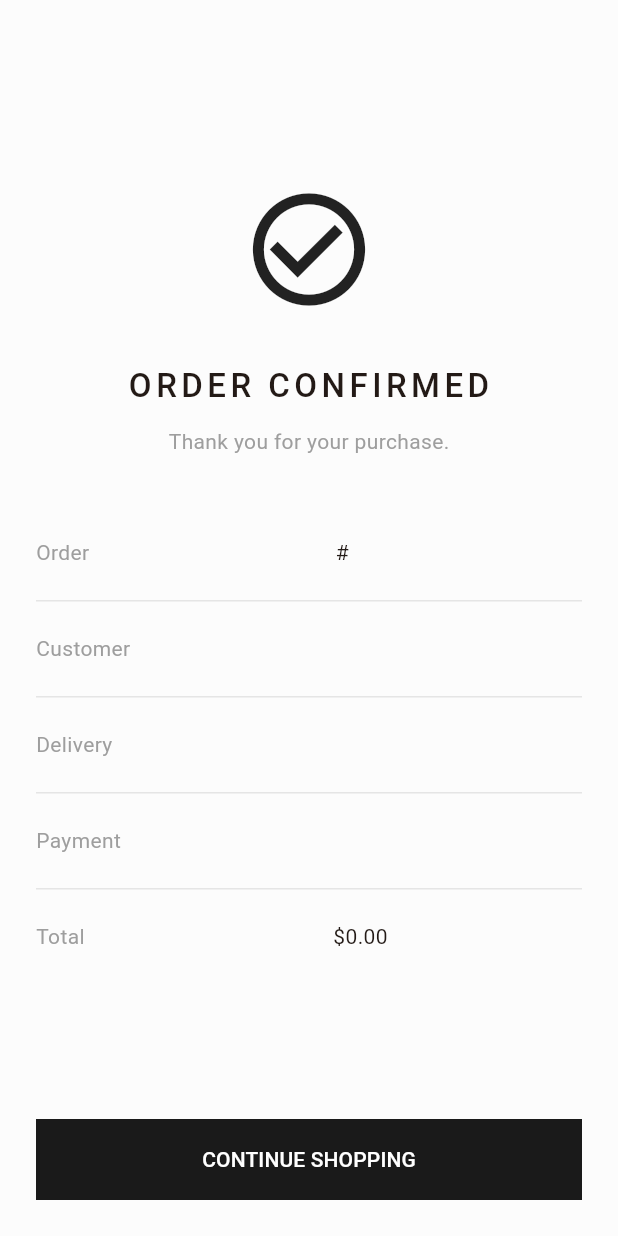
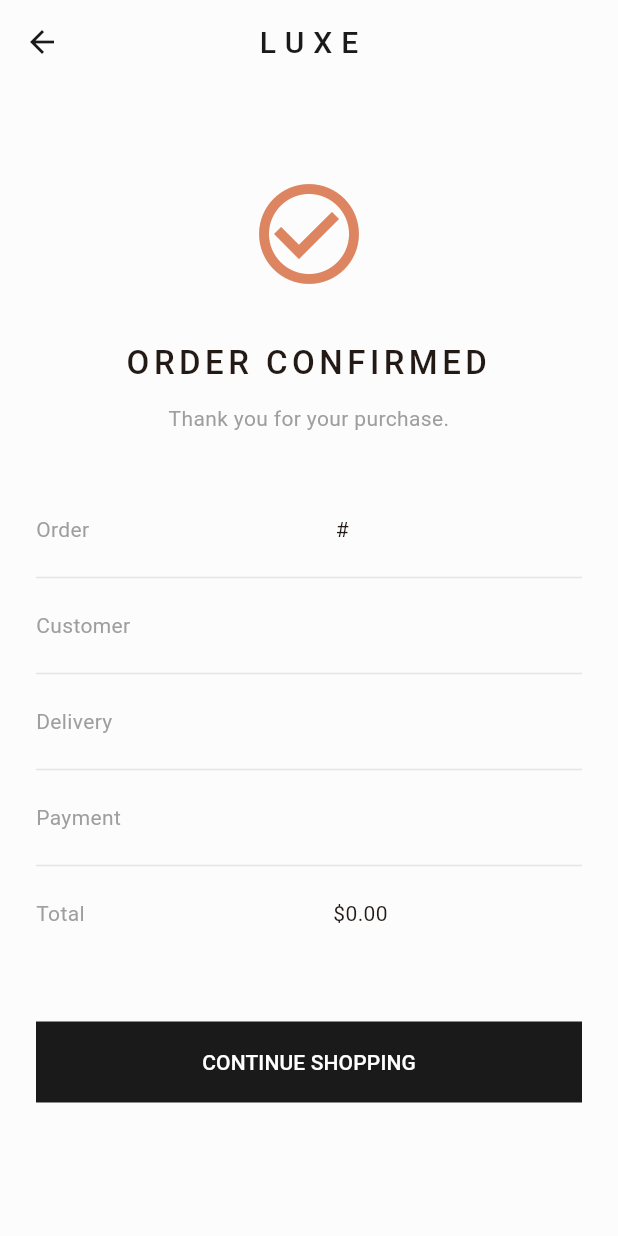
Before and after one commit to KuatBakyt/Fashion-Luxe, a Flutter app: the OrderSuccessView screen opened directly with empty values, on a phone screen of 412 x 824 dp. Run offline on Flutter 3.47's test engine with Material 3 defaults, Android fonts, the phone set to English and light mode, and no system bars; our stand-ins replace dio, go_router; network calls fail.

Commit message:
Style checkout steps and order confirmation

```diff
--- a/lib/features/checkout/order_success_view.dart
+++ b/lib/features/checkout/order_success_view.dart
@@ -2,6 +2,7 @@ import 'package:flutter/material.dart';
 import 'package:go_router/go_router.dart';
 
 import '../../data/models/order.dart';
+import 'checkout_ui.dart';
 
 class OrderSuccessView extends StatelessWidget {
   final Order order;
@@ -14,22 +15,24 @@ class OrderSuccessView extends StatelessWidget {
   @override
   Widget build(BuildContext context) {
     return Scaffold(
+      appBar: AppBar(title: const Text('LUXE', style: TextStyle(letterSpacing: 6))),
       body: SafeArea(
-        child: Padding(
+        child: ListView(
           padding: const EdgeInsets.all(24),
-          child: Column(
-            children: [
-              const Spacer(),
+          children: [
+              const SizedBox(height: 36),
 
               const Icon(
                 Icons.check_circle_outline,
-                size: 90,
+                size: 80,
+                color: checkoutAccent,
               ),
 
               const SizedBox(height: 30),
 
               const Text(
                 'ORDER CONFIRMED',
+                textAlign: TextAlign.center,
                 style: TextStyle(
                   fontSize: 22,
                   letterSpacing: 3,
@@ -41,6 +44,7 @@ class OrderSuccessView extends StatelessWidget {
 
               const Text(
                 'Thank you for your purchase.',
+                textAlign: TextAlign.center,
                 style: TextStyle(
                   color: Colors.grey,
                 ),
@@ -82,7 +86,7 @@ class OrderSuccessView extends StatelessWidget {
                     '\$${order.totalPrice.toStringAsFixed(2)}',
               ),
 
-              const Spacer(),
+              const SizedBox(height: 48),
 
               SizedBox(
                 width: double.infinity,
@@ -97,7 +101,6 @@ class OrderSuccessView extends StatelessWidget {
                 ),
               ),
             ],
-          ),
         ),
       ),
     );
```
Also changed, not shown: lib/features/checkout/checkout_ui.dart (added, +68 -0 lines), lib/features/checkout/checkout_view.dart (+10 -10 lines), lib/features/checkout/payment_view.dart (+10 -5 lines), lib/features/checkout/shipping_address_view.dart (+12 -3 lines).
